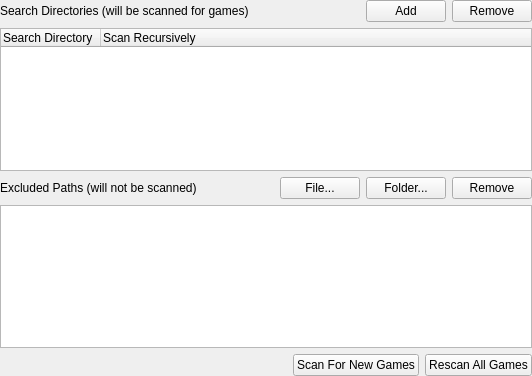
Qt form src/duckstation-qt/gamelistsettingswidget.ui (stenzek/duckstation) before a commit.
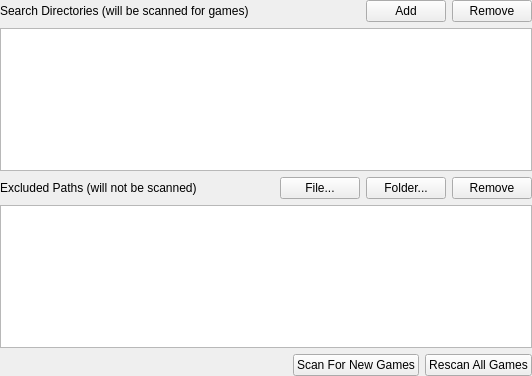
The same form after that commit. Icons and pictures are not drawn.

Commit message:
Qt: Use item view for game list directories
Less duplication.

What changed in the file:
```diff
--- a/src/duckstation-qt/gamelistsettingswidget.ui
+++ b/src/duckstation-qt/gamelistsettingswidget.ui
@@ -82,7 +82,7 @@
     </layout>
    </item>
    <item>
-    <widget class="QTreeWidget" name="searchDirectoryList">
+    <widget class="QTreeView" name="searchDirectoryList">
      <property name="contextMenuPolicy">
       <enum>Qt::ContextMenuPolicy::CustomContextMenu</enum>
      </property>
@@ -101,16 +101,6 @@
      <property name="uniformRowHeights">
       <bool>true</bool>
      </property>
-     <column>
-      <property name="text">
-       <string>Search Directory</string>
-      </property>
-     </column>
-     <column>
-      <property name="text">
-       <string>Scan Recursively</string>
-      </property>
-     </column>
     </widget>
    </item>
    <item>
```
Left out of the diff: 3 changed lines with no effect on the pictures. The commit also changes 5 other files.
